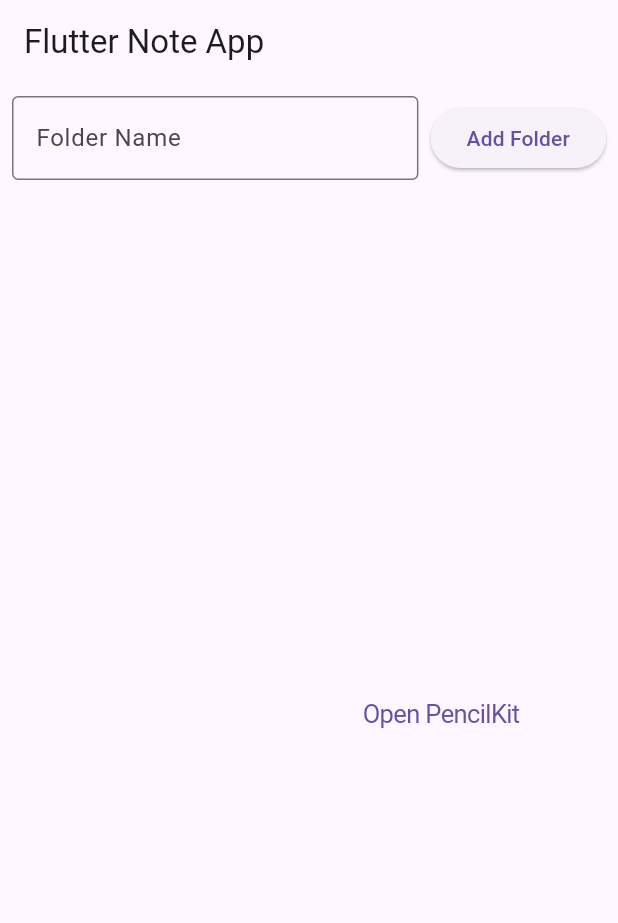
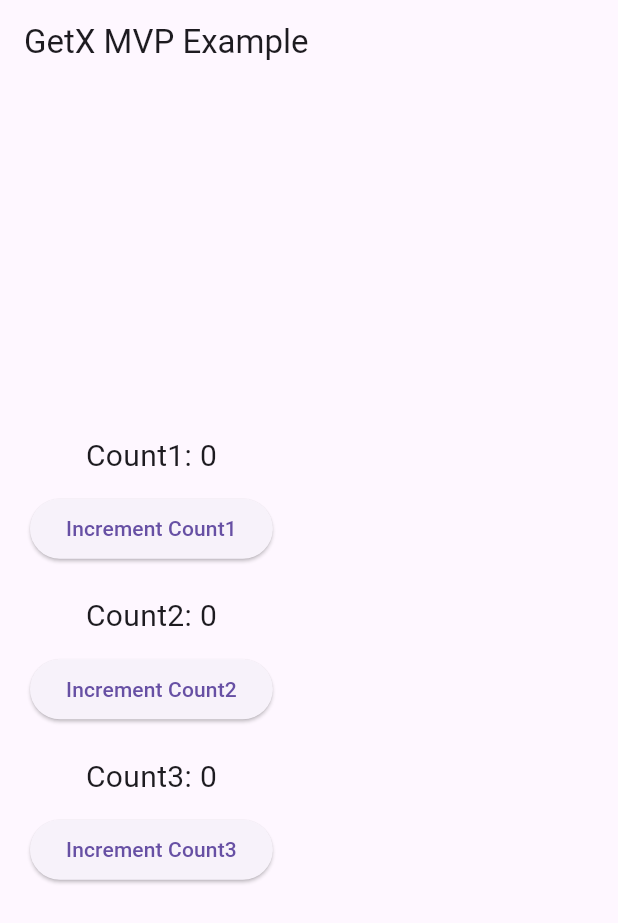
Before and after one commit to Jl115/pencilNote, a Flutter app: the screen it shows after launch, on a phone screen of 412 x 824 dp. Shown: the top 923 px of the screen. Run offline on Flutter 3.47's test engine with Material 3 defaults, Android fonts, the light colour scheme and no system bars; our stand-ins replace get.

Commit message:
chore: Update dependencies in pubspec.yaml and reverted all and make a example with getX

```diff
--- a/lib/components/folder_list.dart
+++ b/lib/components/folder_list.dart
@@ -1,4 +1,4 @@
-import 'package:flutter/material.dart';
+/* import 'package:flutter/material.dart';
 import 'package:flutter_riverpod/flutter_riverpod.dart';
 import '../models/folder_provider.dart';
 
@@ -20,3 +20,4 @@
     );
   }
 }
+ */
--- a/lib/components/note_list.dart
+++ b/lib/components/note_list.dart
@@ -1,4 +1,4 @@
-import 'package:flutter/material.dart';
+/* import 'package:flutter/material.dart';
 
 class NoteList extends StatelessWidget {
   @override
@@ -10,3 +10,4 @@
     );
   }
 }
+ */
--- /dev/null
+++ b/lib/controller/counter_controller.dart
@@ -0,0 +1,25 @@
+import 'package:get/get.dart';
+
+class CounterController extends GetxController {
+  var count1 = 0.obs;
+  var count2 = 0.obs;
+  var count3 = 0.obs;
+
+  void incrementCount1() {
+    count1++;
+    count2.value = count1.value * 2;
+    count3.value = count1.value * 3;
+  }
+
+  void incrementCount2() {
+    count2++;
+    count1.value = count2.value ~/ 2;
+    count3.value = count2.value * 3;
+  }
+
+  void incrementCount3() {
+    count3++;
+    count1.value = count3.value ~/ 3;
+    count2.value = count3.value ~/ 2;
+  }
+}
--- a/lib/main.dart
+++ b/lib/main.dart
@@ -1,21 +1,17 @@
 import 'package:flutter/material.dart';
-import 'package:flutter_riverpod/flutter_riverpod.dart';
+import 'package:get/get.dart';
 
 import 'views/home_screen.dart';
 
 void main() {
-  runApp(ProviderScope(child: MyApp()));
+  runApp(MyApp());
 }
 
 class MyApp extends StatelessWidget {
   @override
   Widget build(BuildContext context) {
-    return MaterialApp(
-      title: 'Flutter Note App',
-      theme: ThemeData(
-        primarySwatch: Colors.blue,
-      ),
-      home: HomeScreen(),
+    return GetMaterialApp(
+      home: HomePage(),
     );
   }
 }
--- a/lib/models/draw_model.dart
+++ b/lib/models/draw_model.dart
@@ -1,4 +1,4 @@
-import 'package:flutter/material.dart';
+/* import 'package:flutter/material.dart';
 import 'package:flutter_riverpod/flutter_riverpod.dart';
 import 'package:pencil_kit/pencil_kit.dart';
 
@@ -52,3 +52,4 @@
   print('drawModelProvider');
   return DrawModel();
 });
+ */
--- a/lib/models/folder_provider.dart
+++ b/lib/models/folder_provider.dart
@@ -1,4 +1,4 @@
-import 'package:flutter_riverpod/flutter_riverpod.dart';
+/* import 'package:flutter_riverpod/flutter_riverpod.dart';
 import 'models.dart';
 
 class FolderProvider extends StateNotifier<List<Folder>> {
@@ -19,3 +19,4 @@
     StateNotifierProvider<FolderProvider, List<Folder>>((ref) {
   return FolderProvider();
 });
+ */
--- a/lib/views/home_screen.dart
+++ b/lib/views/home_screen.dart
@@ -1,75 +1,46 @@
 import 'package:flutter/material.dart';
-import 'package:flutter_riverpod/flutter_riverpod.dart';
-import '../components/folder_list.dart';
-import '../components/note_list.dart';
-import '../models/folder_provider.dart';
-import '../models/models.dart';
-import 'note_view.dart';
+import 'package:get/get.dart';
+import '../controller/counter_controller.dart';
 
-class HomeScreen extends ConsumerStatefulWidget {
-  @override
-  _HomeScreenState createState() => _HomeScreenState();
-}
-
-class _HomeScreenState extends ConsumerState<HomeScreen> {
-  final TextEditingController _folderController = TextEditingController();
+class HomePage extends StatelessWidget {
+  final CounterController counterController = Get.put(CounterController());
 
   @override
   Widget build(BuildContext context) {
     return Scaffold(
       appBar: AppBar(
-        title: Text('Flutter Note App'),
+        title: Text('GetX MVP Example'),
       ),
-      body: Column(
-        children: [
-          Padding(
-            padding: const EdgeInsets.all(8.0),
-            child: Row(
-              children: [
-                Expanded(
-                  child: TextField(
-                    controller: _folderController,
-                    decoration: InputDecoration(
-                      labelText: 'Folder Name',
-                      border: OutlineInputBorder(),
-                    ),
-                  ),
-                ),
-                SizedBox(width: 8),
-                ElevatedButton(
-                  onPressed: () {
-                    final folderName = _folderController.text;
-                    if (folderName.isNotEmpty) {
-                      ref
-                          .read(folderProvider.notifier)
-                          .addFolder(Folder(name: folderName));
-                      _folderController.clear();
-                    }
-                  },
-                  child: Text('Add Folder'),
-                ),
-              ],
+      body: Padding(
+        padding: const EdgeInsets.all(20.0),
+        child: Column(
+          mainAxisAlignment: MainAxisAlignment.center,
+          children: [
+            Obx(() => Text('Count1: ${counterController.count1}',
+                style: TextStyle(fontSize: 20))),
+            SizedBox(height: 10),
+            ElevatedButton(
+              onPressed: counterController.incrementCount1,
+              child: Text('Increment Count1'),
             ),
-          ),
-          Expanded(
-            child: Row(
-              children: [
-                Expanded(
-                  flex: 1,
-                  child: FolderList(),
-                ),
-                Expanded(
-                  flex: 2,
-                  child: NoteList(),
-                ),
-                Expanded(
-                  flex: 4,
-                  child: NoteView(),
-                ),
-              ],
+            SizedBox(height: 20),
+            Obx(() => Text('Count2: ${counterController.count2}',
+                style: TextStyle(fontSize: 20))),
+            SizedBox(height: 10),
+            ElevatedButton(
+              onPressed: counterController.incrementCount2,
+              child: Text('Increment Count2'),
             ),
-          ),
-        ],
+            SizedBox(height: 20),
+            Obx(() => Text('Count3: ${counterController.count3}',
+                style: TextStyle(fontSize: 20))),
+            SizedBox(height: 10),
+            ElevatedButton(
+              onPressed: counterController.incrementCount3,
+              child: Text('Increment Count3'),
+            ),
+          ],
+        ),
       ),
     );
   }
--- a/lib/views/note_view.dart
+++ b/lib/views/note_view.dart
@@ -1,4 +1,4 @@
-import 'package:flutter/material.dart';
+/* import 'package:flutter/material.dart';
 import 'package:flutter/cupertino.dart';
 import 'package:pencil_kit/pencil_kit.dart';
 
@@ -34,3 +34,4 @@
     );
   }
 }
+ */
--- a/pubspec.yaml
+++ b/pubspec.yaml
@@ -37,7 +37,7 @@
   pencil_kit: ^2.1.0
   path_provider: ^2.1.3
   fluttertoast: ^8.2.6
-  flutter_riverpod:
+  get:
 
 dev_dependencies:
   flutter_test:
```
Also changed, not shown: pubspec.lock.
